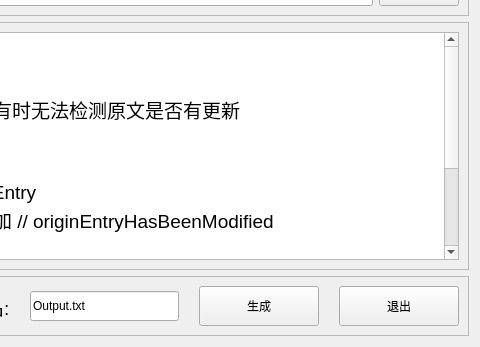
Above: ui/FrmMain.ui from ELTCore/pySC2TranslateHelper before the change; both pictures show x 261 to 741 and y 117 to 464 of the 741 by 464 pixel window. Below: the same form after it.
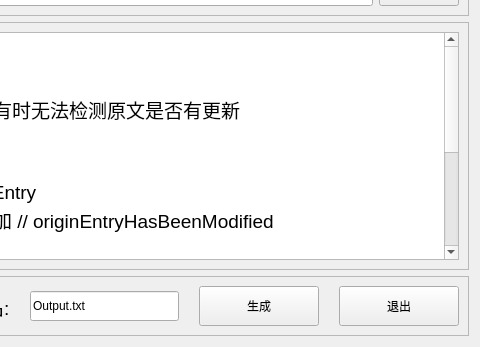
That is the form after the change.

Commit message: 更新文件中显示github地址

```diff
--- a/ui/FrmMain.ui
+++ b/ui/FrmMain.ui
@@ -217,7 +217,9 @@
 原文有改动的词条后会被添加 // originEntryHasBeenModified
 
 --注意事项--
-这是一个不稳定的测试版
+开源地址：
+https://github.com/ELTCore/pySC2Translator
+目前这是一个不稳定的测试版
 
 --作者--
 Elliott</string>
```
The commit also changes 1 other file.
